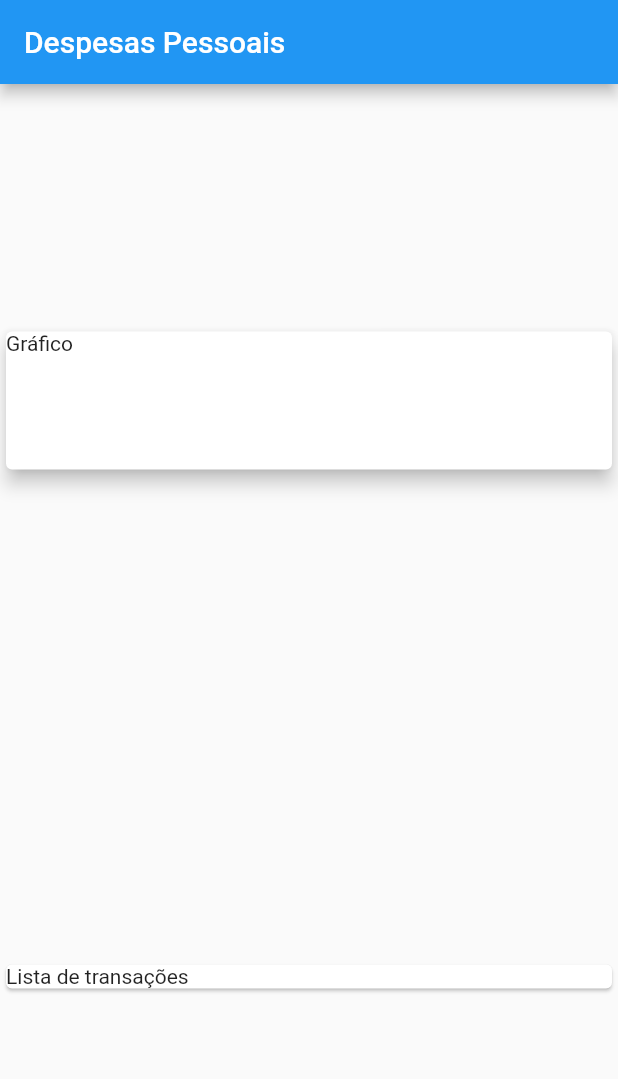
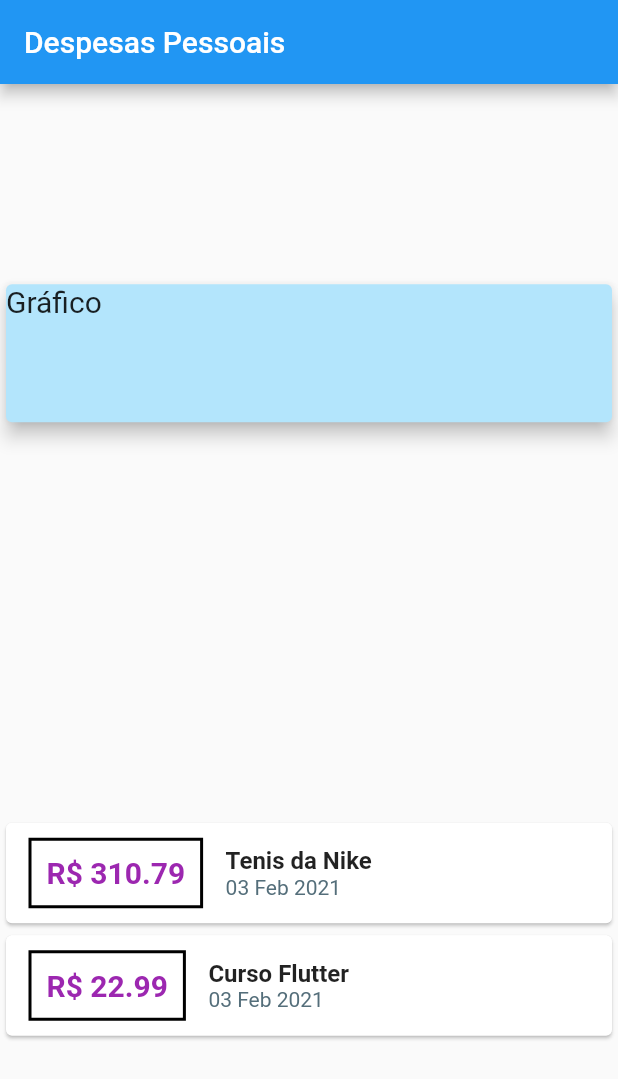
Before and after one commit to RobertoNicolau/expenses, a Flutter app: the screen it shows after launch, on a phone screen of 412 x 824 dp. Shown: the top 1079 px of the screen. Run offline on Flutter 3.47's test engine with Material 2 defaults, Android fonts, the phone set to English and light mode, and no system bars.

Commit message:
Adição dos componentes de exibição  da transação

```diff
--- a/lib/main.dart
+++ b/lib/main.dart
@@ -1,5 +1,6 @@
 import 'package:expenses/models/transaction.dart';
 import 'package:flutter/material.dart';
+import 'package:intl/intl.dart';
 
 main() => runApp(ExpensesApp());
 
@@ -16,13 +17,13 @@ class MyHomePage extends StatelessWidget {
   final _transactions = [
     Transaction(
       id: 't1',
-      title: 'Tenis',
+      title: 'Tenis da Nike',
       value: 310.79,
       date: DateTime.now(),
     ),
     Transaction(
       id: 't2',
-      title: 'Curso',
+      title: 'Curso Flutter',
       value: 22.99,
       date: DateTime.now(),
     ),
@@ -41,12 +42,62 @@ class MyHomePage extends StatelessWidget {
           Container(
             height: 100,
             child: Card(
-              child: Text('Gráfico'),
+              color: Colors.lightBlue[100],
+              child: Text(
+                'Gráfico',
+                style: TextStyle(
+                  fontSize: 20,
+                ),
+              ),
               elevation: 5,
             ),
           ),
-          Card(
-            child: Text('Lista de transações'),
+          Column(
+            children: _transactions.map((tr) {
+              return Card(
+                child: Row(
+                  children: [
+                    Container(
+                      margin: EdgeInsets.symmetric(
+                        horizontal: 15,
+                        vertical: 10,
+                      ),
+                      decoration: BoxDecoration(
+                        border: Border.all(
+                          color: Colors.black,
+                          width: 2,
+                        ),
+                      ),
+                      padding: EdgeInsets.all(10),
+                      child: Text(
+                        'R\$ ${tr.value.toString()}',
+                        style: TextStyle(
+                          fontWeight: FontWeight.bold,
+                          fontSize: 20,
+                          color: Colors.purple,
+                        ),
+                      ),
+                    ),
+                    Column(
+                      crossAxisAlignment: CrossAxisAlignment.start,
+                      children: [
+                        Text(
+                          tr.title,
+                          style: TextStyle(
+                            fontWeight: FontWeight.bold,
+                            fontSize: 16,
+                          ),
+                        ),
+                        Text(
+                          DateFormat('dd MMM y').format(tr.date),
+                          style: TextStyle(color: Colors.blueGrey[600]),
+                        )
+                      ],
+                    )
+                  ],
+                ),
+              );
+            }).toList(),
           )
         ],
       ),
--- a/lib/models/transaction.dart
+++ b/lib/models/transaction.dart
@@ -11,5 +11,5 @@ class Transaction {
     @required this.title,
     @required this.value,
     @required this.date,
-  })
+  });
 }
--- a/pubspec.yaml
+++ b/pubspec.yaml
@@ -23,6 +23,7 @@ environment:
 dependencies:
   flutter:
     sdk: flutter
+  intl: ^0.16.1
 
 
   # The following adds the Cupertino Icons font to your application.
```
Also changed, not shown: pubspec.lock.
